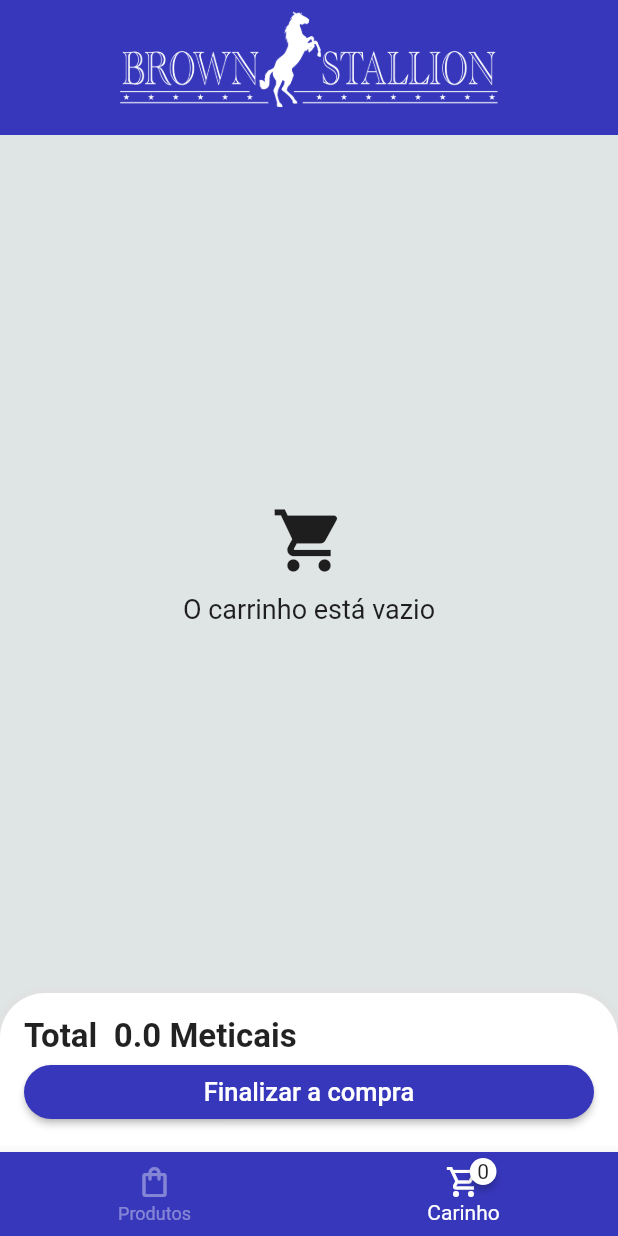
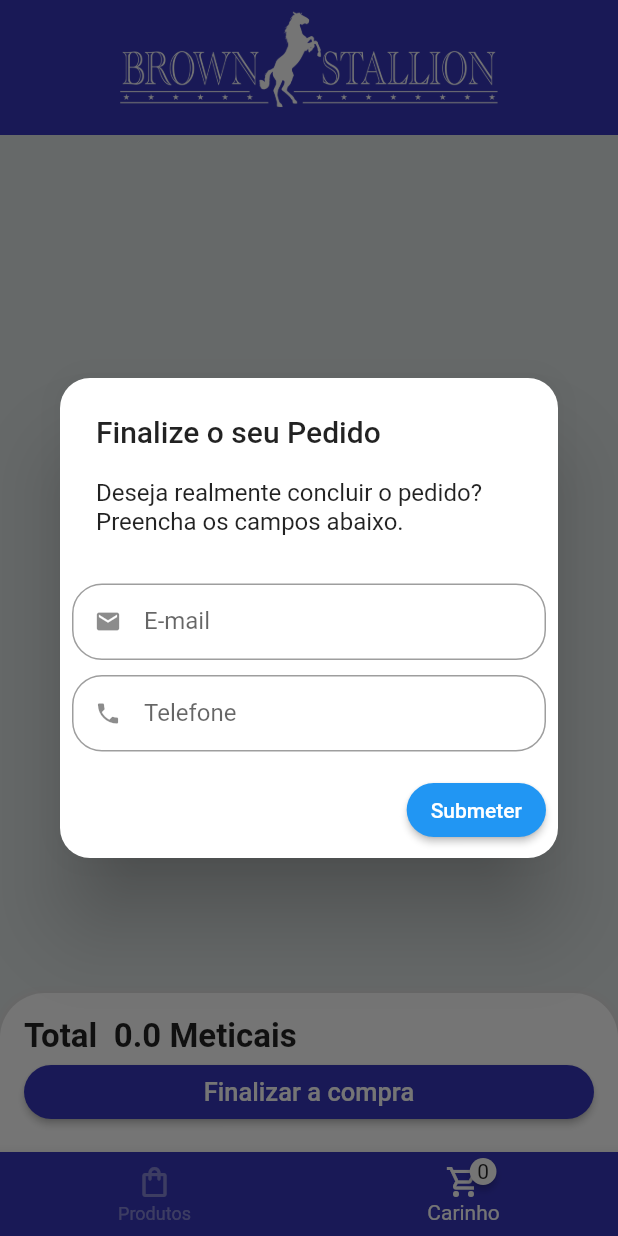
Before and after one commit to marinoricardo/ecommerce_app_flutter, a Flutter app: the screen it shows after launch, item 2 of the bottom bar chosen, after a tap on "Finalizar a compra", on a phone screen of 412 x 824 dp. Run offline on Flutter 3.47's test engine with Material 2 defaults, Android fonts, the phone set to English and light mode, and no system bars; drawn by our look-alikes of badges; network calls fail.

Commit message:
finalizar pedido

```diff
--- /dev/null
+++ b/lib/models/produto_model.dart
@@ -0,0 +1,38 @@
+// ignore_for_file: unnecessary_this, unnecessary_new, prefer_collection_literals
+
+class Produto {
+  int? id;
+  String? name;
+  int? price;
+  String? description;
+  String? quantity;
+  String? image;
+
+  Produto(
+      {this.id,
+      this.name,
+      this.price,
+      this.description,
+      this.quantity,
+      this.image});
+
+  Produto.fromJson(Map<String, dynamic> json) {
+    id = json['id'];
+    name = json['name'];
+    price = json['price'];
+    description = json['description'];
+    quantity = json['quantity'];
+    image = json['image'];
+  }
+
+  Map<String, dynamic> toJson() {
+    final Map<String, dynamic> data = new Map<String, dynamic>();
+    data['id'] = this.id;
+    data['name'] = this.name;
+    data['price'] = this.price;
+    data['description'] = this.description;
+    data['quantity'] = this.quantity;
+    data['image'] = this.image;
+    return data;
+  }
+}
--- a/lib/pages/carrinho/carinho.dart
+++ b/lib/pages/carrinho/carinho.dart
@@ -87,9 +87,11 @@ class _CarinhoState extends State<Carinho> {
               SizedBox(
                 width: double.infinity,
                 child: ElevatedButton(
-                  onPressed: () {
-                    Provider.of<ProdutosProvider>(context, listen: false)
-                        .clearProdutos();
+                  onPressed: () async {
+                    // Provider.of<ProdutosProvider>(context, listen: false)
+                    //     .clearProdutos();
+                    bool? value = await showOrderConfirmation();
+                    print(value);
                   },
                   style: ElevatedButton.styleFrom(
                     primary: Color.fromRGBO(55, 55, 188, 1),
@@ -111,4 +113,68 @@ class _CarinhoState extends State<Carinho> {
       ],
     );
   }
+
+  Future<bool?> showOrderConfirmation() {
+    return showDialog(
+      context: context,
+      builder: (context) {
+        return AlertDialog(
+          shape: RoundedRectangleBorder(
+            borderRadius: BorderRadius.circular(20),
+          ),
+          title: Text('Finalize o seu Pedido'),
+          content: Text(
+              'Deseja realmente concluir o pedido? Preencha os campos abaixo.'),
+          actions: [
+            TextFormField(
+              decoration: InputDecoration(
+                isDense: true,
+                prefixIcon: Icon(Icons.email),
+                label: Text('E-mail'),
+                hintText: 'Digite o seu e-mail',
+                border: OutlineInputBorder(
+                  borderRadius: BorderRadius.circular(20),
+                ),
+              ),
+            ),
+            SizedBox(
+              height: 10,
+            ),
+            TextFormField(
+              keyboardType: TextInputType.phone,
+              decoration: InputDecoration(
+                isDense: true,
+                prefixIcon: Icon(Icons.phone),
+                label: Text('Telefone'),
+                hintText: 'Digite o seu numero',
+                border: OutlineInputBorder(
+                  borderRadius: BorderRadius.circular(20),
+                ),
+              ),
+            ),
+            SizedBox(
+              height: 15,
+            ),
+            // TextButton(
+            //   onPressed: () {
+            //     Navigator.of(context).pop(false);
+            //   },
+            //   child: Text('Cancelar'),
+            // ),
+            ElevatedButton(
+              style: ElevatedButton.styleFrom(
+                shape: RoundedRectangleBorder(
+                  borderRadius: BorderRadius.circular(20),
+                ),
+              ),
+              onPressed: () {
+                Navigator.of(context).pop(true);
+              },
+              child: Text('Submeter'),
+            ),
+          ],
+        );
+      },
+    );
+  }
 }
--- a/lib/pages/carrinho/components/carrinho_tile.dart
+++ b/lib/pages/carrinho/components/carrinho_tile.dart
@@ -1,5 +1,6 @@
-import 'package:ecommerce_app_flutter/pages/home_page.dart';
 import 'package:flutter/material.dart';
+
+import '../../../models/produto_model.dart';
 
 class CarrinhoTile extends StatelessWidget {
   final Produto produto;
@@ -21,7 +22,7 @@ class CarrinhoTile extends StatelessWidget {
         ),
         subtitle: Text('${produto.price.toString()} Meticais'),
         // trailing: Text('120 Mts'),
-        leading: Image.asset(
+        leading: Image.network(
           produto.image!,
           height: 60,
           width: 60,
--- a/lib/pages/detalhes_produto.dart
+++ b/lib/pages/detalhes_produto.dart
@@ -1,9 +1,9 @@
 // ignore_for_file: prefer_const_constructors, prefer_const_literals_to_create_immutables, unused_local_variable, unnecessary_brace_in_string_interps, sort_child_properties_last
 
-import 'package:ecommerce_app_flutter/pages/home_page.dart';
 import 'package:flutter/material.dart';
 import 'package:provider/provider.dart';
 
+import '../models/produto_model.dart';
 import '../provider/produtos_provider.dart';
 
 class DetalhesProduto extends StatefulWidget {
@@ -27,10 +27,10 @@ class _DetalhesProdutoState extends State<DetalhesProduto> {
             children: [
               Expanded(
                 child: Hero(
-                  child: Image.asset(
+                  child: Image.network(
                     args.image!,
                   ),
-                  tag: args.name!,
+                  tag: args.id!,
                 ),
               ),
               Expanded(
--- a/lib/pages/home_page.dart
+++ b/lib/pages/home_page.dart
@@ -1,4 +1,4 @@
-// ignore_for_file: prefer_const_constructors, prefer_const_literals_to_create_immutables
+// ignore_for_file: prefer_const_constructors
 
 import 'package:badges/badges.dart';
 import 'package:ecommerce_app_flutter/pages/produtos_page.dart';
@@ -19,27 +19,11 @@ class _HomePageState extends State<HomePage> {
   PageController _pageController = PageController();
   int pageSelect = 0;
 
-  final List<Produto> produtos = [
-    Produto(name: "Oleo4", price: 144, image: 'images/produto1.png'),
-    Produto(name: "Produto 2", price: 94, image: 'images/produto.png'),
-    Produto(name: "Produto 14", price: 1244, image: 'images/produto3.png'),
-    Produto(name: "Produto 512", price: 1204, image: 'images/produto4.png'),
-    Produto(name: "Produto 155", price: 1244, image: 'images/produto5.png'),
-    Produto(name: "Produto 1120", price: 9244, image: 'images/produto6.png'),
-    // Produto(name: "Oleo", price: "144", image: 'images/produto1.png'),
-    // Produto(name: "Produto 2", price: "944", image: 'images/produto.png'),
-    // Produto(name: "Produto 1", price: "1244", image: 'images/produto3.png'),
-    // Produto(name: "Produto 5", price: "1204", image: 'images/produto4.png'),
-    // Produto(name: "Produto 1", price: "1244", image: 'images/produto5.png'),
-    // Produto(name: "Produto 10", price: "9244", image: 'images/produto6.png'),
-  ];
-
   @override
   Widget build(BuildContext context) {
     late ProdutosProvider prod = context.watch<ProdutosProvider>();
-    print(prod.produtos.length);
     return Scaffold(
-      backgroundColor: Color.fromARGB(255, 223, 228, 228),
+      backgroundColor: const Color.fromARGB(255, 223, 228, 228),
       appBar: AppBar(
         elevation: 0,
         toolbarHeight: 90,
@@ -49,33 +33,16 @@ class _HomePageState extends State<HomePage> {
           width: 400,
         ),
         backgroundColor: Color.fromRGBO(55, 55, 188, 1),
-        // backgroundColor: Color.fromARGB(235, 16, 24, 95),
-        // actions: [
-        //   IconButton(
-        //       onPressed: () {
-        //         AlertDialog(
-        //           title: Text('aaa'),
-        //         );
-        //       },
-        //       icon: Icon(
-        //         Icons.more_vert,
-        //         size: 25,
-        //       ))
-        // ],
       ),
       body: PageView(
         controller: _pageController,
-        children: [ProdutosPage(), Carinho()],
+        children: [
+          ProdutosPage(),
+          const Carinho(),
+        ],
       ),
-      // floatingActionButton: FloatingActionButton(
-      //   onPressed: () {},
-      //   backgroundColor: Color.fromARGB(235, 16, 24, 95),
-      //   child: Icon(Icons.search),
-      // ),
       bottomNavigationBar: BottomNavigationBar(
           currentIndex: pageSelect,
-          // fixedColor: Color.fromARGB(235, 124, 124, 124),
-          // backgroundColor: Color.fromARGB(235, 32, 49, 205),
           onTap: (int page) {
             setState(() {
               pageSelect = page;
@@ -105,12 +72,3 @@ class _HomePageState extends State<HomePage> {
     );
   }
 }
-
-class Produto {
-  final String? name;
-  final double? price;
-  final String? image;
-  final Color? color;
-
-  Produto({required this.name, this.price, this.image, this.color});
-}
--- a/lib/pages/produtos_page.dart
+++ b/lib/pages/produtos_page.dart
@@ -1,108 +1,69 @@
-// ignore_for_file: prefer_const_constructors, prefer_const_literals_to_create_immutables
+// ignore_for_file: prefer_const_literals_to_create_immutables, prefer_const_constructors
 
 import 'package:ecommerce_app_flutter/pages/home_page.dart';
+import 'package:ecommerce_app_flutter/provider/produtos_provider.dart';
 import 'package:ecommerce_app_flutter/views/produtos.dart';
 import 'package:flutter/material.dart';
+import 'package:provider/provider.dart';
 
-class ProdutosPage extends StatelessWidget {
-  // const ProdutosPage({Key? key}) : super(key: key);
+import '../models/produto_model.dart';
 
-  final List<Produto> produtos = [
-    Produto(
-      name: "Oleo",
-      price: 14,
-      image: 'images/produto4.png',
-      color: Colors.amber,
-    ),
-    Produto(
-      name: "Produto 2",
-      price: 94,
-      image: 'images/produto.png',
-      color: Colors.red,
-    ),
-    Produto(
-      name: "Produto 1",
-      price: 12,
-      image: 'images/produto3.png',
-      color: Colors.red,
-    ),
-    Produto(name: "Produto 5", price: 104, image: 'images/produto4.png'),
-    Produto(name: "Produto 31", price: 124, image: 'images/produto5.png'),
-    Produto(name: "Produto 210", price: 92, image: 'images/produto6.png'),
-    Produto(name: "O223leo", price: 144, image: 'images/produto1.png'),
-    Produto(name: "Produtowd 1", price: 44, image: 'images/produto3.png'),
-    Produto(name: "Produtowf 5", price: 14, image: 'images/produto4.png'),
-    Produto(name: "Produtfdo 5", price: 104, image: 'images/produto4.png'),
-    Produto(name: "Produffdto 1", price: 244, image: 'images/produto5.png'),
-    Produto(name: "Produtero 10", price: 244, image: 'images/produto6.png'),
-  ];
+class ProdutosPage extends StatefulWidget {
+  @override
+  State<ProdutosPage> createState() => _ProdutosPageState();
+}
+
+class _ProdutosPageState extends State<ProdutosPage> {
+  // final List<Produto> produtos = [];
+  @override
+  void initState() {
+    super.initState();
+
+    Provider.of<ProdutosProvider>(context, listen: false).getAllProducts();
+  }
+
   @override
   Widget build(BuildContext context) {
     return Scaffold(
       body: Column(
-        children: [
-          // Padding(
-          //   padding: const EdgeInsets.all(20.0),
-          //   child: Row(
-          //     mainAxisAlignment: MainAxisAlignment.spaceBetween,
-          //     children: [
-          //       Text(
-          //         'Todos os Produtos',
-          //         style: TextStyle(
-          //           fontSize: 20,
-          //           fontWeight: FontWeight.bold,
-          //           color: Color.fromARGB(235, 16, 24, 95),
-          //         ),
-          //       ),
-          //       // Icon(Icons.search)
-          //     ],
-          //   ),
-          // ),
-          // Padding(
-          //   padding: const EdgeInsets.symmetric(horizontal: 10, vertical: 10),
-          //   child: TextField(
-          //     decoration: InputDecoration(
-          //       hintText: 'Pesquise o seu produto..',
-          //       suffixIcon: Icon(Icons.search),
-          //     ),
-          //   ),
-          // ),
-          Expanded(
-            child: Padding(
-              padding: const EdgeInsets.symmetric(horizontal: 10, vertical: 10),
-              child: produtos.isEmpty
-                  ? Center(
-                      child: Column(
         mainAxisAlignment: MainAxisAlignment.center,
         children: [
-                        CircularProgressIndicator(),
-                        SizedBox(
-                          height: 50,
-                        ),
-                        Text('Processando.. Por favor aguarde!')
-                      ],
-                    ))
-                  : GridView.builder(
-                      gridDelegate: SliverGridDelegateWithFixedCrossAxisCount(
+          Consumer<ProdutosProvider>(
+            builder: ((context, value, child) {
+              print('olaa');
+              print(value.allproducts.length);
+              return value.allproducts.isEmpty
+                  ? Center(
+                      child: CircularProgressIndicator(),
+                      // child: Text(
+                      //   'Nao ha produtos disponiveis.',
+                      //   style: TextStyle(
+                      //     fontSize: 16,
+                      //   ),
+                    )
+                  : Expanded(
+                      child: Padding(
+                        padding: const EdgeInsets.symmetric(
+                            horizontal: 10, vertical: 10),
+                        child: GridView.builder(
+                          gridDelegate:
+                              const SliverGridDelegateWithFixedCrossAxisCount(
                             crossAxisCount: 2,
                             childAspectRatio: 0.75,
-                        // mainAxisSpacing: 20,
                             mainAxisSpacing: 20.0,
                             crossAxisSpacing: 20.0,
                           ),
-                      itemCount: produtos.length,
+                          itemCount: value.allproducts.length,
                           itemBuilder: (context, index) {
                             return Produtos(
                               press: () {},
-                          produto: produtos[index],
+                              produto: value.allproducts[index],
                             );
                           },
-                      // itemBuilder: (context, index) => Produtos(
-                      //   produto: produtos[index],
-                      //   press: () {},
-                      // ),
                         ),
                       ),
+                    );
+            }),
           ),
         ],
       ),
--- a/lib/provider/produtos_provider.dart
+++ b/lib/provider/produtos_provider.dart
@@ -3,9 +3,11 @@ import 'dart:convert';
 
 import 'package:flutter/material.dart';
 
-import '../pages/home_page.dart';
+import '../models/produto_model.dart';
+import 'package:http/http.dart' as http;
 
 class ProdutosProvider extends ChangeNotifier {
+  final List<Produto> allproducts = [];
   final List<Produto> _produtos = [];
 
   UnmodifiableListView<Produto> get produtos => UnmodifiableListView(_produtos);
@@ -16,7 +18,8 @@ class ProdutosProvider extends ChangeNotifier {
   }
 
   void clearProdutos() {
-    // _produtos.clear();
+    // print(jsonEncode(_produtos));
+    _produtos.clear();
     notifyListeners();
   }
 
@@ -29,4 +32,27 @@ class ProdutosProvider extends ChangeNotifier {
 
     return total;
   }
+
+  Future<bool> getAllProducts() async {
+    var url = Uri.parse('https://carros.dreamgate.co.mz/public/api/products');
+
+    var response = await http.get(url);
+    allproducts.clear();
+    if (response.statusCode == 200) {
+      var dados = jsonDecode(response.body);
+      var dadosAux = dados['data'] as List;
+      // print('dadps');
+      // print(dados);
+
+      for (var item in dadosAux) {
+        var product = Produto.fromJson(item);
+        allproducts.add(product);
+      }
+      notifyListeners();
+      return true;
+    } else {
+      notifyListeners();
+      throw Exception('Failed to load album');
+    }
+  }
 }
--- a/lib/views/produtos.dart
+++ b/lib/views/produtos.dart
@@ -1,7 +1,8 @@
-import 'package:ecommerce_app_flutter/pages/home_page.dart';
 import 'package:ecommerce_app_flutter/provider/produtos_provider.dart';
 import 'package:flutter/material.dart';
 import 'package:provider/provider.dart';
+
+import '../models/produto_model.dart';
 
 class Produtos extends StatelessWidget {
   final Produto produto;
@@ -30,8 +31,8 @@ class Produtos extends StatelessWidget {
                 children: [
                   Expanded(
                     child: Hero(
-                      tag: produto.name!,
-                      child: Image.asset(
+                      tag: produto.id!,
+                      child: Image.network(
                         produto.image!,
                       ),
                     ),
--- a/pubspec.yaml
+++ b/pubspec.yaml
@@ -35,6 +35,7 @@ dependencies:
   # Use with the CupertinoIcons class for iOS style icons.
   cupertino_icons: ^1.0.2
   badges:
+  http: ^0.13.5
   provider: ^6.0.5
 
 dev_dependencies:
```
Also changed, not shown: pubspec.lock. Lines whose indentation alone changed are shown as unchanged.
